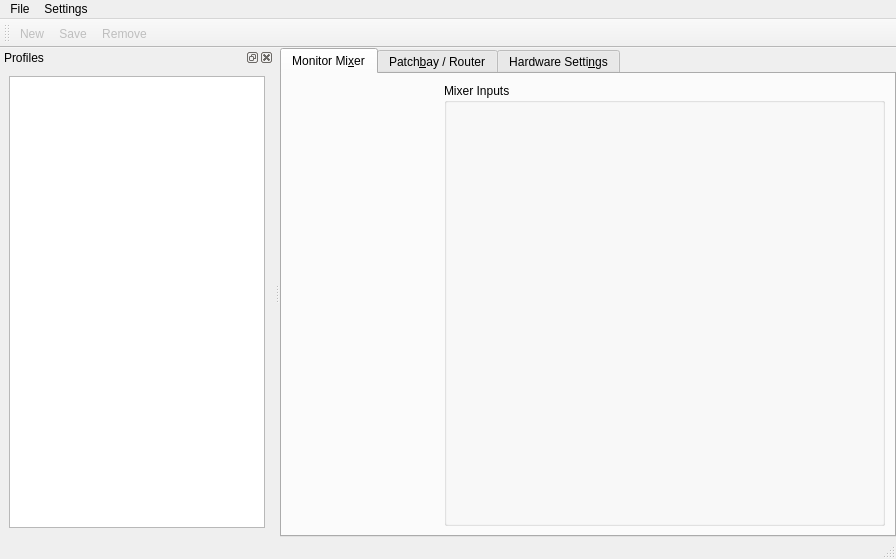
Qt form src/mainwindow.ui (jusirkka/kenvy24-sunset) before a commit.
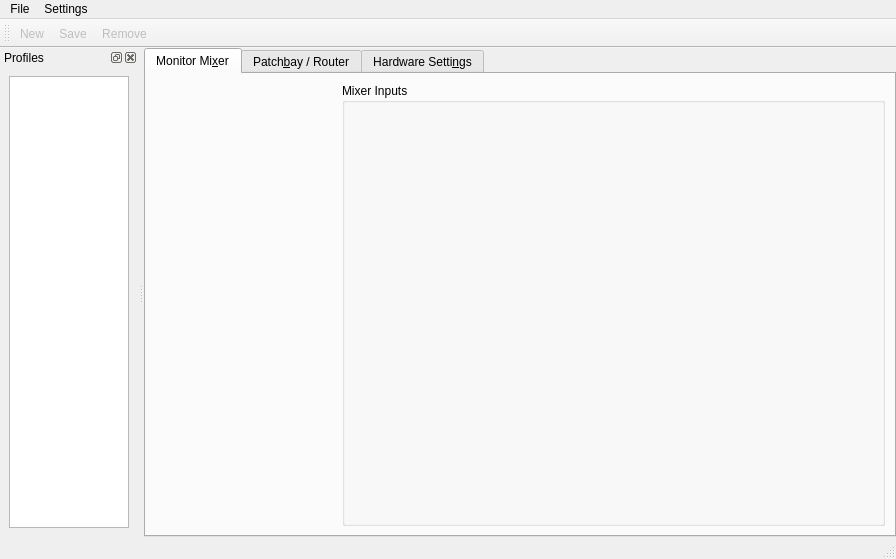
The same form after that commit. Icons and pictures are not drawn. Custom widgets are drawn as their Qt base class.

```diff
--- a/src/mainwindow.ui
+++ b/src/mainwindow.ui
@@ -39,7 +39,7 @@
     <item>
      <widget class="QTabWidget" name="tabWidget">
       <property name="sizePolicy">
-       <sizepolicy hsizetype="Expanding" vsizetype="MinimumExpanding">
+       <sizepolicy hsizetype="Preferred" vsizetype="Preferred">
         <horstretch>5</horstretch>
         <verstretch>0</verstretch>
        </sizepolicy>
@@ -647,6 +647,12 @@
   </widget>
   <widget class="QStatusBar" name="statusbar"/>
   <widget class="QDockWidget" name="profileDock">
+   <property name="sizePolicy">
+    <sizepolicy hsizetype="Expanding" vsizetype="Preferred">
+     <horstretch>0</horstretch>
+     <verstretch>0</verstretch>
+    </sizepolicy>
+   </property>
    <property name="windowTitle">
     <string>Profiles</string>
    </property>
@@ -654,9 +660,27 @@
     <number>1</number>
    </attribute>
    <widget class="QWidget" name="profileDockContents">
+    <property name="sizePolicy">
+     <sizepolicy hsizetype="Expanding" vsizetype="Expanding">
+      <horstretch>0</horstretch>
+      <verstretch>0</verstretch>
+     </sizepolicy>
+    </property>
     <layout class="QVBoxLayout" name="modelDocklayout">
      <item>
       <widget class="QListWidget" name="profiles">
+       <property name="sizePolicy">
+        <sizepolicy hsizetype="Ignored" vsizetype="Expanding">
+         <horstretch>0</horstretch>
+         <verstretch>0</verstretch>
+        </sizepolicy>
+       </property>
+       <property name="minimumSize">
+        <size>
+         <width>120</width>
+         <height>0</height>
+        </size>
+       </property>
        <property name="contextMenuPolicy">
         <enum>Qt::ActionsContextMenu</enum>
        </property>
```
Left out of the diff: 32 changed lines with no effect on the pictures.
